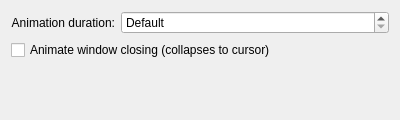
Above: genieopen_config.ui from zshadowultra/magic-lamp-everywhere before the change. Below: the same form after it.
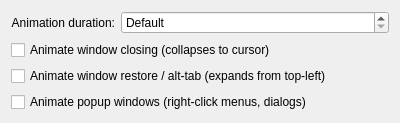
That is the form after the change.

Commit message: Fix exclusions, remove restore animation conflict, add popup toggle

```diff
--- a/genieopen_config.ui
+++ b/genieopen_config.ui
@@ -31,6 +31,16 @@
      <property name="text"><string>Animate window closing (collapses to cursor)</string></property>
     </widget>
    </item>
+   <item row="2" column="0" colspan="2">
+    <widget class="QCheckBox" name="kcfg_RestoreAnimation">
+     <property name="text"><string>Animate window restore / alt-tab (expands from top-left)</string></property>
+    </widget>
+   </item>
+   <item row="3" column="0" colspan="2">
+    <widget class="QCheckBox" name="kcfg_PopupAnimation">
+     <property name="text"><string>Animate popup windows (right-click menus, dialogs)</string></property>
+    </widget>
+   </item>
   </layout>
  </widget>
  <resources/>
```
The commit also changes 4 other files.
